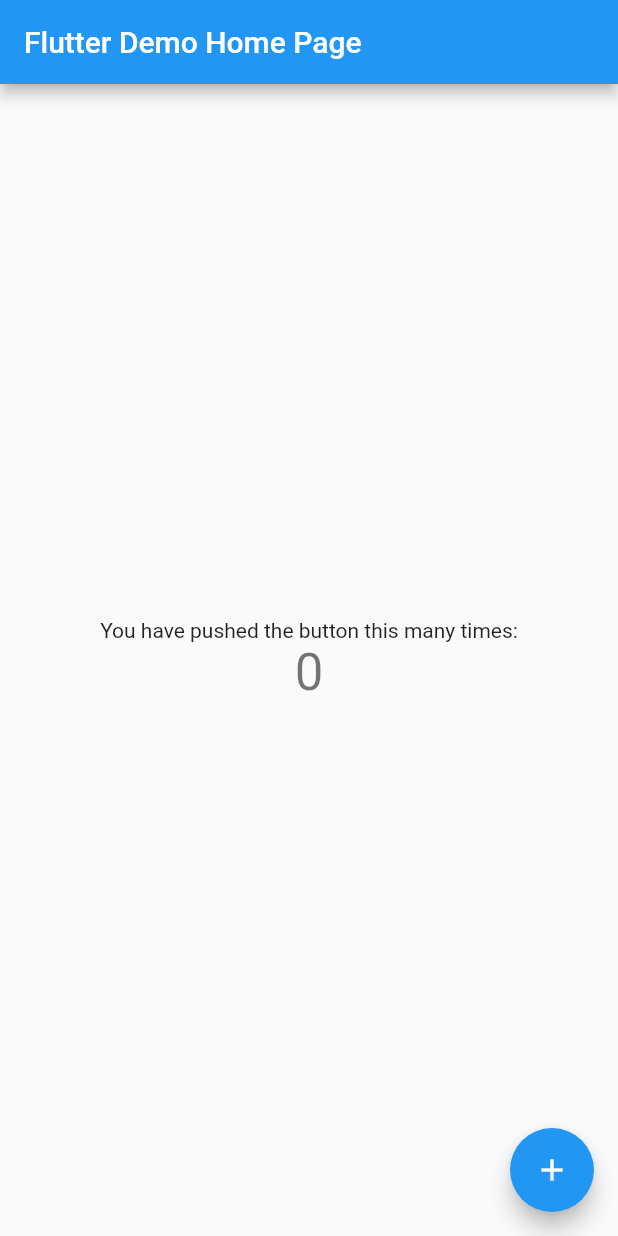
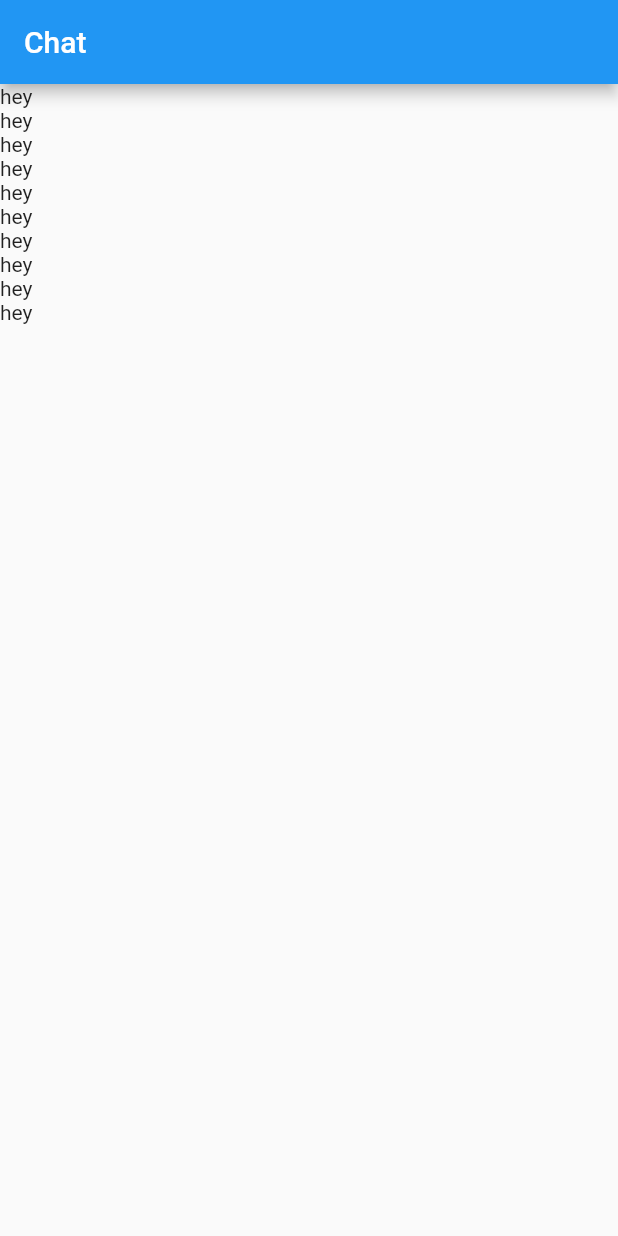
Before and after one commit to sebastianarcila98/real-chat-app, a Flutter app: the screen it shows after launch, on a phone screen of 412 x 824 dp. Run offline on Flutter 3.47's test engine with Material 2 defaults, Android fonts, the phone set to English and light mode, and no system bars.

Commit message:
initial project structure

```diff
--- a/lib/main.dart
+++ b/lib/main.dart
@@ -1,4 +1,5 @@
 import 'package:flutter/material.dart';
+import 'package:real_chat_app/screens/chat_screen.dart';
 
 void main() {
   runApp(MyApp());
@@ -9,109 +10,13 @@ class MyApp extends StatelessWidget {
   @override
   Widget build(BuildContext context) {
     return MaterialApp(
-      title: 'Flutter Demo',
+      debugShowCheckedModeBanner: false,
+      title: 'Flutter Chat',
       theme: ThemeData(
-        // This is the theme of your application.
-        //
-        // Try running your application with "flutter run". You'll see the
-        // application has a blue toolbar. Then, without quitting the app, try
-        // changing the primarySwatch below to Colors.green and then invoke
-        // "hot reload" (press "r" in the console where you ran "flutter run",
-        // or simply save your changes to "hot reload" in a Flutter IDE).
-        // Notice that the counter didn't reset back to zero; the application
-        // is not restarted.
         primarySwatch: Colors.blue,
-        // This makes the visual density adapt to the platform that you run
-        // the app on. For desktop platforms, the controls will be smaller and
-        // closer together (more dense) than on mobile platforms.
         visualDensity: VisualDensity.adaptivePlatformDensity,
       ),
-      home: MyHomePage(title: 'Flutter Demo Home Page'),
+      home: ChatScreen(),
     );
   }
 }
-
-class MyHomePage extends StatefulWidget {
-  MyHomePage({Key key, this.title}) : super(key: key);
-
-  // This widget is the home page of your application. It is stateful, meaning
-  // that it has a State object (defined below) that contains fields that affect
-  // how it looks.
-
-  // This class is the configuration for the state. It holds the values (in this
-  // case the title) provided by the parent (in this case the App widget) and
-  // used by the build method of the State. Fields in a Widget subclass are
-  // always marked "final".
-
-  final String title;
-
-  @override
-  _MyHomePageState createState() => _MyHomePageState();
-}
-
-class _MyHomePageState extends State<MyHomePage> {
-  int _counter = 0;
-
-  void _incrementCounter() {
-    setState(() {
-      // This call to setState tells the Flutter framework that something has
-      // changed in this State, which causes it to rerun the build method below
-      // so that the display can reflect the updated values. If we changed
-      // _counter without calling setState(), then the build method would not be
-      // called again, and so nothing would appear to happen.
-      _counter++;
-    });
-  }
-
-  @override
-  Widget build(BuildContext context) {
-    // This method is rerun every time setState is called, for instance as done
-    // by the _incrementCounter method above.
-    //
-    // The Flutter framework has been optimized to make rerunning build methods
-    // fast, so that you can just rebuild anything that needs updating rather
-    // than having to individually change instances of widgets.
-    return Scaffold(
-      appBar: AppBar(
-        // Here we take the value from the MyHomePage object that was created by
-        // the App.build method, and use it to set our appbar title.
-        title: Text(widget.title),
-      ),
-      body: Center(
-        // Center is a layout widget. It takes a single child and positions it
-        // in the middle of the parent.
-        child: Column(
-          // Column is also a layout widget. It takes a list of children and
-          // arranges them vertically. By default, it sizes itself to fit its
-          // children horizontally, and tries to be as tall as its parent.
-          //
-          // Invoke "debug painting" (press "p" in the console, choose the
-          // "Toggle Debug Paint" action from the Flutter Inspector in Android
-          // Studio, or the "Toggle Debug Paint" command in Visual Studio Code)
-          // to see the wireframe for each widget.
-          //
-          // Column has various properties to control how it sizes itself and
-          // how it positions its children. Here we use mainAxisAlignment to
-          // center the children vertically; the main axis here is the vertical
-          // axis because Columns are vertical (the cross axis would be
-          // horizontal).
-          mainAxisAlignment: MainAxisAlignment.center,
-          children: <Widget>[
-            Text(
-              'You have pushed the button this many times:',
-            ),
-            Text(
-              '$_counter',
-              style: Theme.of(context).textTheme.headline4,
-            ),
-          ],
-        ),
-      ),
-      floatingActionButton: FloatingActionButton(
-        onPressed: _incrementCounter,
-        tooltip: 'Increment',
-        child: Icon(Icons.add),
-      ), // This trailing comma makes auto-formatting nicer for build methods.
-    );
-  }
-}
--- /dev/null
+++ b/lib/screens/chat_screen.dart
@@ -0,0 +1,16 @@
+import 'package:flutter/material.dart';
+
+class ChatScreen extends StatelessWidget {
+  const ChatScreen({Key key});
+
+  @override
+  Widget build(BuildContext context) {
+    return Scaffold(
+      appBar: AppBar(title: Text('Chat')),
+      body: ListView.builder(
+        itemCount: 10,
+        itemBuilder: (context, index) => Container(child: Text('hey')),
+      ),
+    );
+  }
+}
```
Also changed, not shown: lib/screens/auth_screen.dart (added).
